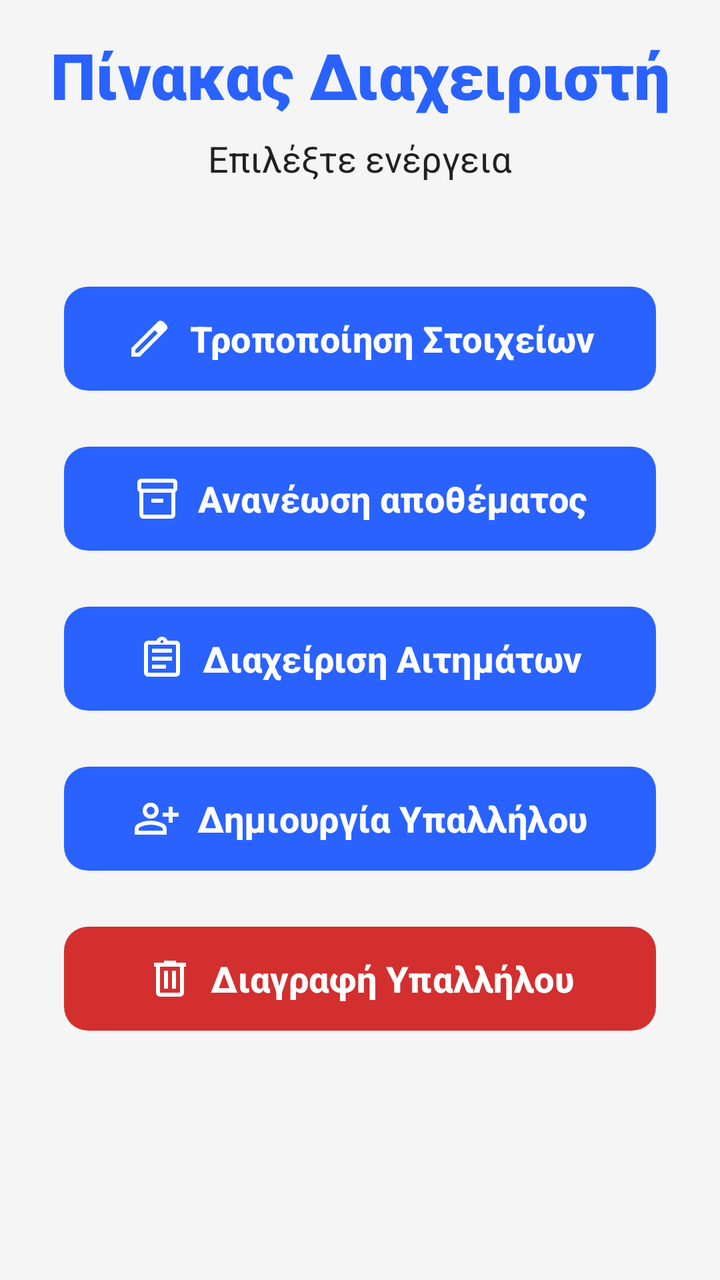
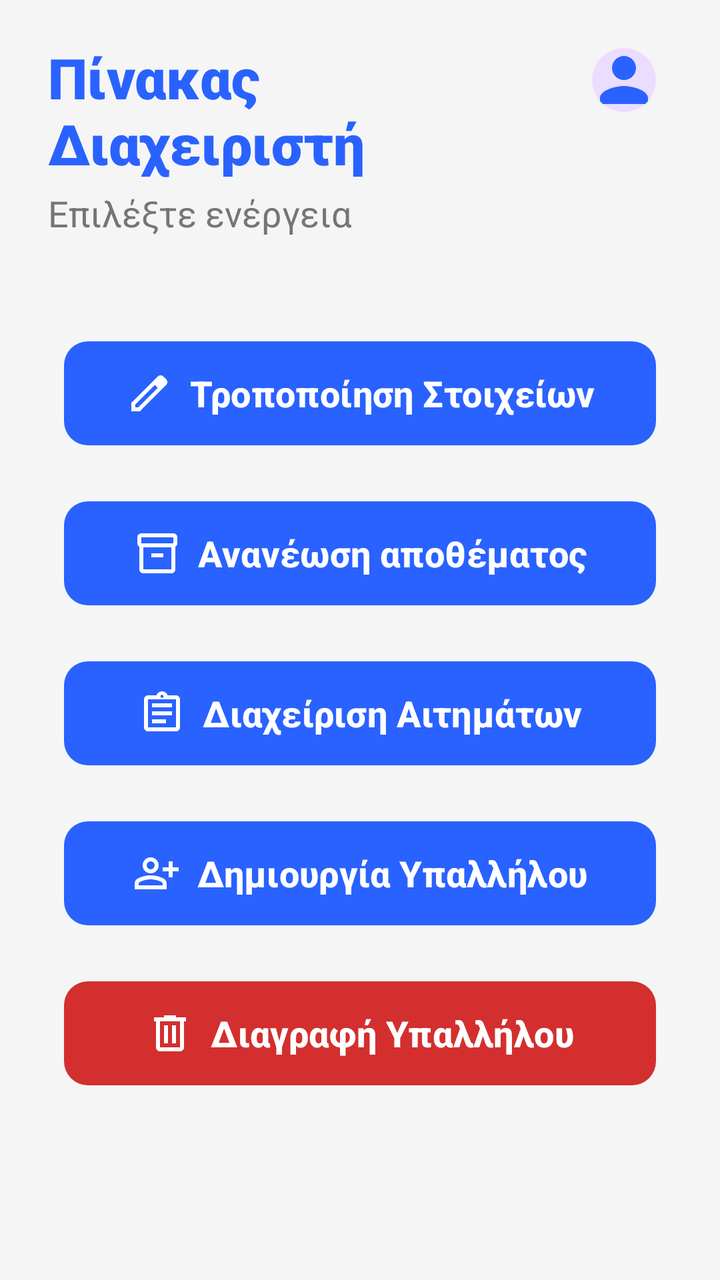

The first picture is an Android layout as it rendered before a commit; the second is the same layout after the commit. The layout source and the unified diff follow.
<!-- AndroidManifest.xml: application theme Theme.Team21 -->
<!-- res/layout/activity_admin_menu.xml -->
<?xml version="1.0" encoding="utf-8"?>
<androidx.constraintlayout.widget.ConstraintLayout
    xmlns:android="http://schemas.android.com/apk/res/android"
    xmlns:app="http://schemas.android.com/apk/res-auto"
    xmlns:tools="http://schemas.android.com/tools"
    android:id="@+id/main"
    android:layout_width="match_parent"
    android:layout_height="match_parent"
    android:background="?android:attr/windowBackground"
    tools:context=".view.admin.adminMenu.AdminMenuActivity">

    
    <TextView
        android:id="@+id/txtAdminHeader"
        android:layout_width="0dp"
        android:layout_height="wrap_content"
        android:layout_marginTop="16dp"
        android:layout_marginHorizontal="24dp"
        android:text="Πίνακας Διαχειριστή"
        android:textSize="32sp"
        android:textStyle="bold"
        android:fontFamily="sans-serif-black"
        android:textAlignment="center"
        android:textColor="?attr/colorPrimary"
        app:layout_constraintTop_toTopOf="parent"
        app:layout_constraintStart_toStartOf="parent"
        app:layout_constraintEnd_toEndOf="parent" />

    
    <TextView
        android:id="@+id/txtActChoice"
        android:layout_width="wrap_content"
        android:layout_height="wrap_content"
        android:layout_marginTop="8dp"
        android:text="Επιλέξτε ενέργεια"
        android:textSize="18sp"
        android:textColor="?attr/colorOnSurface"
        app:layout_constraintTop_toBottomOf="@id/txtAdminHeader"
        app:layout_constraintStart_toStartOf="parent"
        app:layout_constraintEnd_toEndOf="parent" />

    
    <com.google.android.material.button.MaterialButton
        android:id="@+id/btnEditData"
        android:layout_width="0dp"
        android:layout_height="60dp"
        android:layout_marginTop="48dp"
        android:layout_marginHorizontal="32dp"
        android:text="Τροποποίηση Στοιχείων"
        android:textSize="18sp"
        android:textStyle="bold"
        android:textColor="?attr/colorOnPrimary"
        app:backgroundTint="?attr/colorPrimary"
        app:cornerRadius="12dp"
        app:icon="@drawable/ic_edit"
        app:iconSize="24dp"
        app:iconTint="?attr/colorOnPrimary"
        app:iconGravity="textStart"
        app:layout_constraintTop_toBottomOf="@id/txtActChoice"
        app:layout_constraintStart_toStartOf="parent"
        app:layout_constraintEnd_toEndOf="parent" />

    
    <com.google.android.material.button.MaterialButton
        android:id="@+id/btnQuantities"
        android:layout_width="0dp"
        android:layout_height="60dp"
        android:layout_marginHorizontal="32dp"
        android:layout_marginTop="20dp"
        android:text="Ανανέωση αποθέματος"
        android:textColor="?attr/colorOnPrimary"
        android:textSize="18sp"
        android:textStyle="bold"
        app:backgroundTint="?attr/colorPrimary"
        app:cornerRadius="12dp"
        app:icon="@drawable/ic_inventory"
        app:iconSize="24dp"
        app:iconTint="?attr/colorOnPrimary"
        app:iconGravity="textStart"
        app:layout_constraintEnd_toEndOf="parent"
        app:layout_constraintStart_toStartOf="parent"
        app:layout_constraintTop_toBottomOf="@id/btnEditData" />

    
    <com.google.android.material.button.MaterialButton
        android:id="@+id/btnRequests"
        android:layout_width="0dp"
        android:layout_height="60dp"
        android:layout_marginTop="20dp"
        android:layout_marginHorizontal="32dp"
        android:text="Διαχείριση Αιτημάτων"
        android:textColor="?attr/colorOnPrimary"
        android:textSize="18sp"
        android:textStyle="bold"
        app:backgroundTint="?attr/colorPrimary"
        app:cornerRadius="12dp"
        app:icon="@drawable/ic_assignment"
        app:iconSize="24dp"
        app:iconTint="?attr/colorOnPrimary"
        app:iconGravity="textStart"
        app:layout_constraintTop_toBottomOf="@id/btnQuantities"
        app:layout_constraintStart_toStartOf="parent"
        app:layout_constraintEnd_toEndOf="parent" />

    
    <com.google.android.material.button.MaterialButton
        android:id="@+id/btnCreateEmp"
        android:layout_width="0dp"
        android:layout_height="60dp"
        android:layout_marginTop="20dp"
        android:layout_marginHorizontal="32dp"
        android:text="Δημιουργία Υπαλλήλου"
        android:textColor="?attr/colorOnPrimary"
        android:textSize="18sp"
        android:textStyle="bold"
        app:backgroundTint="?attr/colorPrimary"
        app:cornerRadius="12dp"
        app:icon="@drawable/ic_person_add"
        app:iconSize="24dp"
        app:iconTint="?attr/colorOnPrimary"
        app:iconGravity="textStart"
        app:layout_constraintTop_toBottomOf="@id/btnRequests"
        app:layout_constraintStart_toStartOf="parent"
        app:layout_constraintEnd_toEndOf="parent" />

    
    <com.google.android.material.button.MaterialButton
        android:id="@+id/btnDeleteEmp"
        android:layout_width="0dp"
        android:layout_height="60dp"
        android:layout_marginHorizontal="32dp"
        android:layout_marginTop="20dp"
        android:text="Διαγραφή Υπαλλήλου"
        android:textColor="?attr/colorOnPrimary"
        android:textSize="18sp"
        android:textStyle="bold"
        app:backgroundTint="?attr/colorError"
        app:cornerRadius="12dp"
        app:icon="@drawable/ic_delete"
        app:iconSize="24dp"
        app:iconTint="?attr/colorOnPrimary"
        app:iconGravity="textStart"
        app:layout_constraintEnd_toEndOf="parent"
        app:layout_constraintStart_toStartOf="parent"
        app:layout_constraintTop_toBottomOf="@id/btnCreateEmp" />

</androidx.constraintlayout.widget.ConstraintLayout>
<!-- resources referenced by this layout -->
<resources>
  <!-- drawable ic_delete (drawable) -->
  <vector xmlns:android="http://schemas.android.com/apk/res/android"
      android:width="24dp"
      android:height="24dp"
      android:viewportWidth="960"
      android:viewportHeight="960"
      android:tint="?attr/colorControlNormal">
    <path
        android:fillColor="@android:color/white"
        android:pathData="M280,840Q247,840 223.5,816.5Q200,793 200,760L200,240L160,240L160,160L360,160L360,120L600,120L600,160L800,160L800,240L760,240L760,760Q760,793 736.5,816.5Q713,840 680,840L280,840ZM680,240L280,240L280,760Q280,760 280,760Q280,760 280,760L680,760Q680,760 680,760Q680,760 680,760L680,240ZM360,680L440,680L440,320L360,320L360,680ZM520,680L600,680L600,320L520,320L520,680ZM280,240L280,240L280,760Q280,760 280,760Q280,760 280,760L280,760Q280,760 280,760Q280,760 280,760L280,240Z"/>
  </vector>
  <!-- drawable ic_edit (drawable) -->
  <vector xmlns:android="http://schemas.android.com/apk/res/android"
      android:width="24dp"
      android:height="24dp"
      android:viewportWidth="960"
      android:viewportHeight="960"
      android:tint="?attr/colorControlNormal">
    <path
        android:fillColor="@android:color/white"
        android:pathData="M200,760L257,760L648,369L591,312L200,703L200,760ZM120,840L120,670L648,143Q660,132 674.5,126Q689,120 705,120Q721,120 736,126Q751,132 762,144L817,200Q829,211 834.5,226Q840,241 840,256Q840,272 834.5,286.5Q829,301 817,313L290,840L120,840ZM760,256L760,256L704,200L704,200L760,256ZM619,341L591,312L591,312L648,369L648,369L619,341Z"/>
  </vector>
  <!-- drawable ic_inventory (drawable) -->
  <vector xmlns:android="http://schemas.android.com/apk/res/android"
      android:width="24dp"
      android:height="24dp"
      android:viewportWidth="960"
      android:viewportHeight="960"
      android:tint="?attr/colorControlNormal">
    <path
        android:fillColor="@android:color/white"
        android:pathData="M200,880Q167,880 143.5,856.5Q120,833 120,800L120,349Q102,338 91,320.5Q80,303 80,280L80,160Q80,127 103.5,103.5Q127,80 160,80L800,80Q833,80 856.5,103.5Q880,127 880,160L880,280Q880,303 869,320.5Q858,338 840,349L840,800Q840,833 816.5,856.5Q793,880 760,880L200,880ZM200,360L200,800Q200,800 200,800Q200,800 200,800L760,800Q760,800 760,800Q760,800 760,800L760,360L200,360ZM160,280L800,280Q800,280 800,280Q800,280 800,280L800,160Q800,160 800,160Q800,160 800,160L160,160Q160,160 160,160Q160,160 160,160L160,280Q160,280 160,280Q160,280 160,280ZM360,560L600,560L600,480L360,480L360,560ZM480,580L480,580L480,580Q480,580 480,580Q480,580 480,580L480,580Q480,580 480,580Q480,580 480,580Z"/>
  </vector>
  <style name="Theme.Team21" parent="Base.Theme.Team21" />
  <color name="bg_light">#F5F5F5</color>
  <color name="card_light">#FFFFFF</color>
  <color name="input_bg_light">#EBEBEB</color>
  <color name="text_dark">#212121</color>
  <color name="text_muted_light">#757575</color>
  <color name="white">#FFFFFFFF</color>
  <color name="eshop_primary">#2962FF</color>
  <color name="eshop_accent">#FF6D00</color>
  <color name="error_red_light">#D32F2F</color>
  <color name="filter_active_light">#2962FF</color>
  <color name="filter_bg_unselected_light">#E0E0E0</color>
  <color name="teal_menu_light">#009688</color>
  <!-- unchanged entries left out for length: 3 -->
</resources>

<!-- the commit's change to res/layout/activity_admin_menu.xml (unified diff, before → after) -->
@@ -14,27 +14,45 @@
         android:id="@+id/txtAdminHeader"
         android:layout_width="0dp"
         android:layout_height="wrap_content"
-        android:layout_marginTop="16dp"
-        android:layout_marginHorizontal="24dp"
+        android:layout_marginTop="20dp"
+        android:layout_marginStart="24dp"
+        android:layout_marginEnd="12dp"
         android:text="Πίνακας Διαχειριστή"
-        android:textSize="32sp"
+        android:textSize="28sp"
         android:textStyle="bold"
         android:fontFamily="sans-serif-black"
-        android:textAlignment="center"
+        android:textAlignment="viewStart"
         android:textColor="?attr/colorPrimary"
         app:layout_constraintTop_toTopOf="parent"
         app:layout_constraintStart_toStartOf="parent"
-        app:layout_constraintEnd_toEndOf="parent" />
+        app:layout_constraintEnd_toStartOf="@+id/imgAdminProfile" />
+
+    
+    <com.google.android.material.imageview.ShapeableImageView
+        android:id="@+id/imgAdminProfile"
+        android:layout_width="48dp"
+        android:layout_height="48dp"
+        android:layout_marginEnd="24dp"
+        android:layout_marginTop="16dp"
+        android:scaleType="centerCrop"
+        android:background="?attr/colorPrimaryContainer"
+        android:padding="8dp"
+        android:src="@drawable/ic_person"
+        app:shapeAppearanceOverlay="@style/CircleImage"
+        app:tint="?attr/colorPrimary"
+        app:layout_constraintEnd_toEndOf="parent"
+        app:layout_constraintTop_toTopOf="parent" />
 
     
     <TextView
         android:id="@+id/txtActChoice"
-        android:layout_width="wrap_content"
+        android:layout_width="0dp"
         android:layout_height="wrap_content"
-        android:layout_marginTop="8dp"
+        android:layout_marginTop="4dp"
+        android:layout_marginStart="24dp"
         android:text="Επιλέξτε ενέργεια"
         android:textSize="18sp"
-        android:textColor="?attr/colorOnSurface"
+        android:textColor="?attr/colorOnSurfaceVariant"
         app:layout_constraintTop_toBottomOf="@id/txtAdminHeader"
         app:layout_constraintStart_toStartOf="parent"
         app:layout_constraintEnd_toEndOf="parent" />
<!-- resource entries referenced after the edit -->
@@ -33,6 +33,20 @@
         android:fillColor="@android:color/white"
         android:pathData="M200,880Q167,880 143.5,856.5Q120,833 120,800L120,349Q102,338 91,320.5Q80,303 80,280L80,160Q80,127 103.5,103.5Q127,80 160,80L800,80Q833,80 856.5,103.5Q880,127 880,160L880,280Q880,303 869,320.5Q858,338 840,349L840,800Q840,833 816.5,856.5Q793,880 760,880L200,880ZM200,360L200,800Q200,800 200,800Q200,800 200,800L760,800Q760,800 760,800Q760,800 760,800L760,360L200,360ZM160,280L800,280Q800,280 800,280Q800,280 800,280L800,160Q800,160 800,160Q800,160 800,160L160,160Q160,160 160,160Q160,160 160,160L160,280Q160,280 160,280Q160,280 160,280ZM360,560L600,560L600,480L360,480L360,560ZM480,580L480,580L480,580Q480,580 480,580Q480,580 480,580L480,580Q480,580 480,580Q480,580 480,580Z"/>
   </vector>
+  <!-- drawable ic_person (drawable) -->
+  <vector xmlns:android="http://schemas.android.com/apk/res/android"
+      android:width="24dp"
+      android:height="24dp"
+      android:viewportWidth="1024"
+      android:viewportHeight="1024">
+    <path
+        android:fillColor="#555555"
+        android:pathData="M512,512c105.6,0 192,-86.4 192,-192s-86.4,-192 -192,-192 -192,86.4 -192,192S406.4,512 512,512zM512,608c-127.2,0 -384,64.8 -384,192l0,96 768,0 0,-96C896,672.8 639.2,608 512,608z"/>
+  </vector>
+  <style name="CircleImage">
+          <item name="cornerFamily">rounded</item>
+          <item name="cornerSize">50%</item>
+      </style>
   <style name="Theme.Team21" parent="Base.Theme.Team21" />
   <color name="bg_light">#F5F5F5</color>
   <color name="card_light">#FFFFFF</color>
